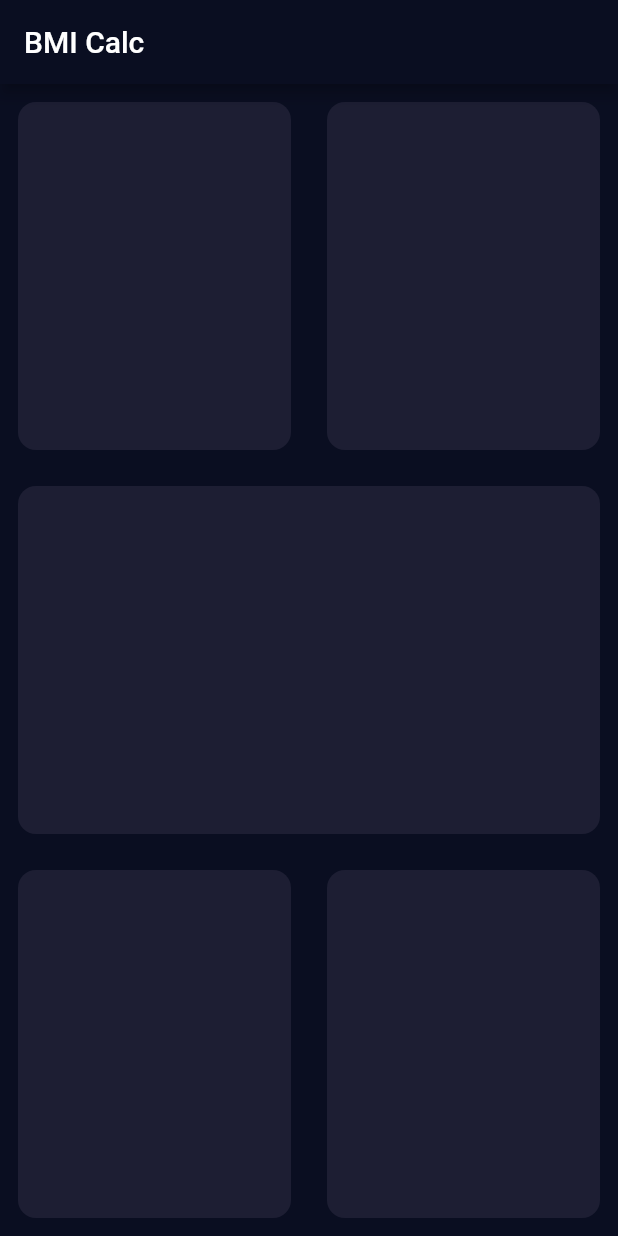
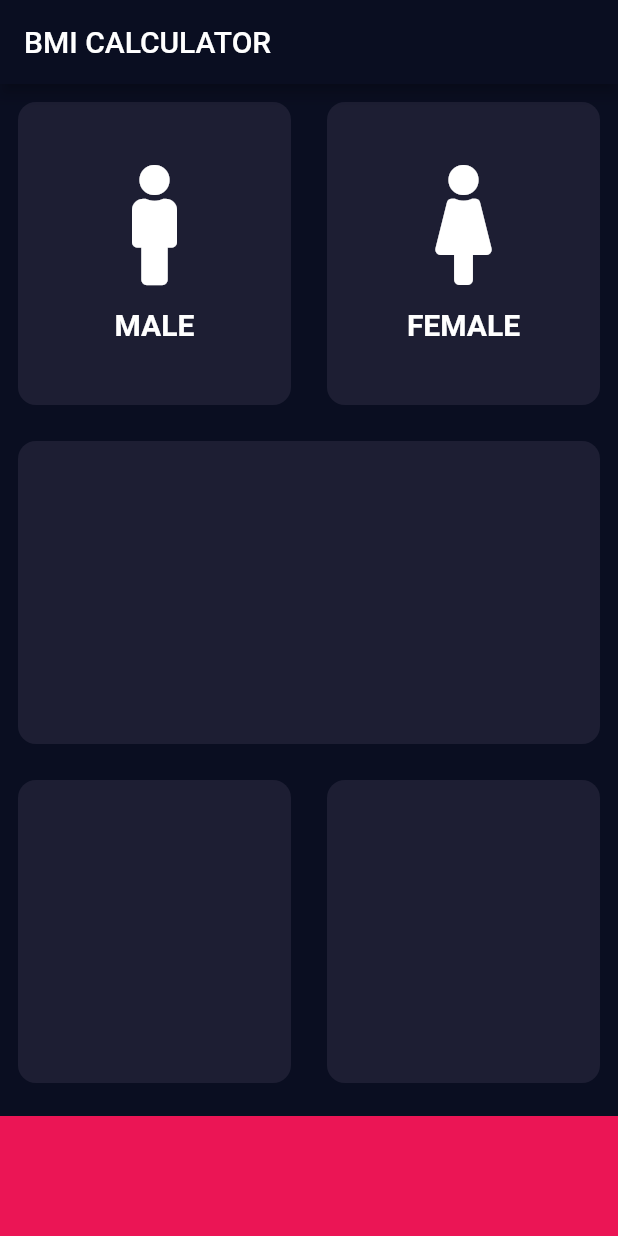
Before and after one commit to Josh-Ajiniran/bmi-calculator-flutter, a Flutter app: the screen it shows after launch, on a phone screen of 412 x 824 dp. Run offline on Flutter 3.47's test engine with Material 2 defaults, Android fonts, the phone set to English and light mode, and no system bars; our stand-ins replace font_awesome_flutter.

Commit message:
Refactored code with more modules

```diff
--- /dev/null
+++ b/lib/card.dart
@@ -0,0 +1,20 @@
+import 'package:flutter/material.dart';
+
+class ReusableCard extends StatelessWidget {
+  ReusableCard({@required this.colour, this.cardChild});
+
+  final Color colour;
+  final Widget cardChild;
+
+  @override
+  Widget build(BuildContext context) {
+    return Container(
+      margin: EdgeInsets.all(12.0),
+      decoration: BoxDecoration(
+        color: colour,
+        borderRadius: BorderRadius.all(Radius.circular(12.0)),
+      ),
+      child: cardChild,
+    );
+  }
+}
--- /dev/null
+++ b/lib/card_content.dart
@@ -0,0 +1,28 @@
+import 'package:flutter/material.dart';
+import 'package:font_awesome_flutter/font_awesome_flutter.dart';
+
+const cardTextStyle = TextStyle(fontSize: 20.0, fontWeight: FontWeight.bold);
+const cardIconSize = 80.0;
+const spacerHeight = 15.0;
+
+class CardContent extends StatelessWidget {
+  CardContent({@required this.cardIcon, @required this.cardIconText});
+
+  final IconData cardIcon;
+  final String cardIconText;
+
+  @override
+  Widget build(BuildContext context) {
+    return Column(
+      mainAxisAlignment: MainAxisAlignment.center,
+      children: <Widget>[
+        FaIcon(cardIcon, size: cardIconSize),
+        SizedBox(height: spacerHeight),
+        Text(
+          cardIconText,
+          style: cardTextStyle,
+        ),
+      ],
+    );
+  }
+}
--- a/lib/homepage.dart
+++ b/lib/homepage.dart
@@ -1,4 +1,11 @@
 import 'package:flutter/material.dart';
+import 'package:font_awesome_flutter/font_awesome_flutter.dart';
+import 'card.dart';
+import 'card_content.dart';
+
+const bottomContainerHeight = 80.0;
+const activeCardColor = Color(0xFF1D1E33);
+const bottomContainerColor = Color(0xFFEB1555);
 
 class MyHomePage extends StatefulWidget {
   @override
@@ -10,7 +17,7 @@ class _MyHomePageState extends State<MyHomePage> {
   Widget build(BuildContext context) {
     return Scaffold(
       appBar: AppBar(
-        title: Text('BMI Calc'),
+        title: Text('BMI CALCULATOR'),
       ),
       body: Column(
         children: <Widget>[
@@ -18,44 +25,55 @@ class _MyHomePageState extends State<MyHomePage> {
             child: Row(
               children: <Widget>[
                 Expanded(
-                  child: ReusableCard(),
+                  child: ReusableCard(
+                    colour: activeCardColor,
+                    cardChild: CardContent(
+                      cardIcon: FontAwesomeIcons.male,
+                      cardIconText: 'MALE',
+                    ),
+                  ),
                 ),
                 Expanded(
-                  child: ReusableCard(),
+                  child: ReusableCard(
+                    colour: activeCardColor,
+                    cardChild: CardContent(
+                      cardIcon: FontAwesomeIcons.female,
+                      cardIconText: 'FEMALE',
+                    )
+                  ),
                 ),
               ],
             ),
           ),
           Expanded(
-            child: ReusableCard(),
+            child: ReusableCard(
+              colour: activeCardColor,
+            ),
           ),
           Expanded(
             child: Row(
               children: <Widget>[
                 Expanded(
-                  child: ReusableCard(),
+                  child: ReusableCard(
+                    colour: activeCardColor,
+                  ),
                 ),
                 Expanded(
-                  child: ReusableCard(),
+                  child: ReusableCard(
+                    colour: activeCardColor,
+                  ),
                 ),
               ],
             ),
           ),
+          Container(
+            color: bottomContainerColor,
+            margin: EdgeInsets.only(top: 10.0),
+            height: bottomContainerHeight,
+            width: double.infinity,
+          )
         ],
       ),
     );
   }
 }
-
-class ReusableCard extends StatelessWidget {
-
-  @override
-  Widget build(BuildContext context) {
-    return Container(
-      margin: EdgeInsets.all(12.0),
-      decoration: BoxDecoration(
-          color: Color(0xFF1D1E33),
-          borderRadius: BorderRadius.all(Radius.circular(12.0))),
-    );
-  }
-}
```
Also changed, not shown: pubspec.yaml (+1 -54 lines), pubspec.lock.
